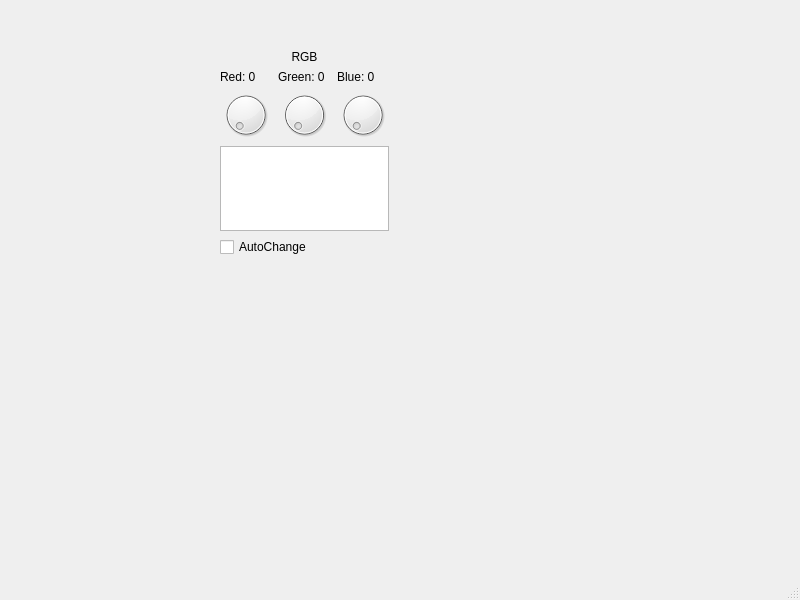
Above: mainwindow.ui from AlMat26/ds4control before the change. Below: the same form after it.
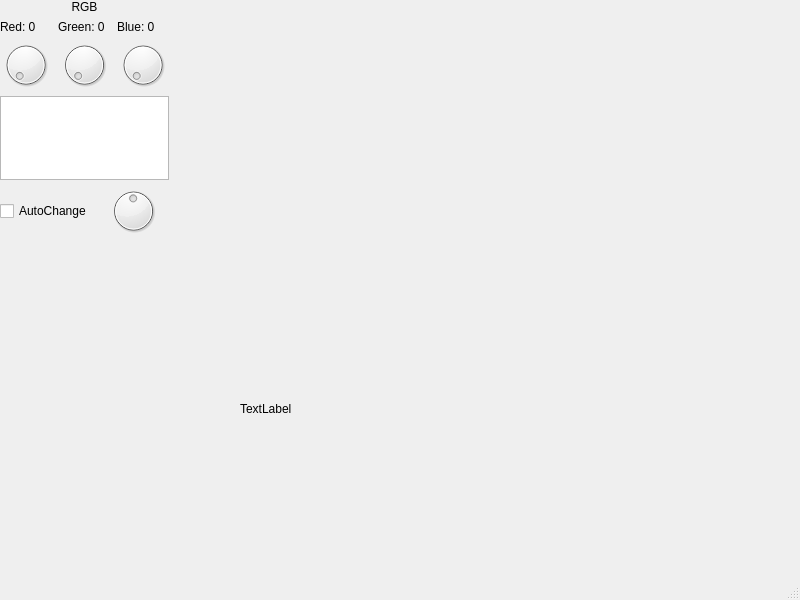
That is the form after the change.

Commit message: Added speed of automatic RGB dial control

The edit to the form file:
```diff
--- a/mainwindow.ui
+++ b/mainwindow.ui
@@ -17,13 +17,16 @@
    <widget class="QWidget" name="verticalLayoutWidget">
     <property name="geometry">
      <rect>
-      <x>220</x>
-      <y>50</y>
+      <x>0</x>
+      <y>0</y>
       <width>169</width>
-      <height>207</height>
+      <height>236</height>
      </rect>
     </property>
     <layout class="QVBoxLayout" name="verticalLayout_RGB">
+     <property name="sizeConstraint">
+      <enum>QLayout::SetDefaultConstraint</enum>
+     </property>
      <item>
       <widget class="QLabel" name="HeaderRGB">
        <property name="layoutDirection">
@@ -106,14 +109,50 @@
       <widget class="QGraphicsView" name="RGBview"/>
      </item>
      <item>
-      <widget class="QCheckBox" name="checkBox_automaticRGB">
-       <property name="text">
-        <string>AutoChange</string>
-       </property>
-      </widget>
+      <layout class="QHBoxLayout" name="horizontalLayout">
+       <item>
+        <widget class="QCheckBox" name="checkBox_automaticRGB">
+         <property name="text">
+          <string>AutoChange</string>
+         </property>
+        </widget>
+       </item>
+       <item>
+        <widget class="QDial" name="dial_autoChangeColor">
+         <property name="minimum">
+          <number>1000</number>
+         </property>
+         <property name="maximum">
+          <number>100000</number>
+         </property>
+         <property name="value">
+          <number>50000</number>
+         </property>
+         <property name="invertedAppearance">
+          <bool>true</bool>
+         </property>
+         <property name="invertedControls">
+          <bool>true</bool>
+         </property>
+        </widget>
+       </item>
+      </layout>
      </item>
     </layout>
    </widget>
+   <widget class="QLabel" name="label">
+    <property name="geometry">
+     <rect>
+      <x>240</x>
+      <y>400</y>
+      <width>51</width>
+      <height>17</height>
+     </rect>
+    </property>
+    <property name="text">
+     <string>TextLabel</string>
+    </property>
+   </widget>
   </widget>
   <widget class="QMenuBar" name="menubar">
    <property name="geometry">
```
The commit also changes 3 other files.
